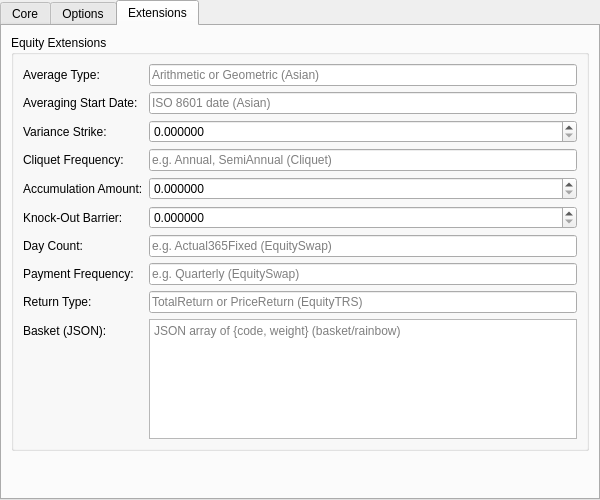
Old version of the form projects/ores.qt.trading/ui/EquityInstrumentForm.ui in the repository OreStudio/OreStudio.
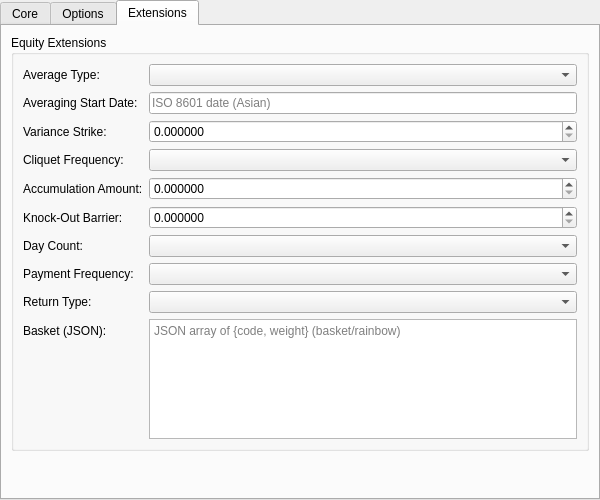
New version of the form. The open tabs and pages were chosen to show the change.

Commit message:
[qt,trading] Replace free-text fields with combo boxes in all instrument forms
Add InstrumentFormUtils with shared populate/get/set helpers for all
controlled-vocabulary fields (settlement, option type, exercise style,
day count, frequency, barrier type, etc.) across all six instrument
forms. Trade type code is now permanently read-only in all forms.

The edit to the form file:
```diff
--- a/projects/ores.qt.trading/ui/EquityInstrumentForm.ui
+++ b/projects/ores.qt.trading/ui/EquityInstrumentForm.ui
@@ -211,9 +211,7 @@
            <widget class="QLabel"><property name="text"><string>Average Type:</string></property></widget>
           </item>
           <item row="0" column="1">
-           <widget class="QLineEdit" name="averageTypeEdit">
-            <property name="placeholderText"><string>Arithmetic or Geometric (Asian)</string></property>
-           </widget>
+           <widget class="QComboBox" name="averageTypeCombo"/>
           </item>
           <item row="1" column="0">
            <widget class="QLabel"><property name="text"><string>Averaging Start Date:</string></property></widget>
@@ -238,9 +236,7 @@
            <widget class="QLabel"><property name="text"><string>Cliquet Frequency:</string></property></widget>
           </item>
           <item row="3" column="1">
-           <widget class="QLineEdit" name="cliquetFrequencyCodeEdit">
-            <property name="placeholderText"><string>e.g. Annual, SemiAnnual (Cliquet)</string></property>
-           </widget>
+           <widget class="QComboBox" name="cliquetFrequencyCombo"/>
           </item>
           <item row="4" column="0">
            <widget class="QLabel"><property name="text"><string>Accumulation Amount:</string></property></widget>
@@ -268,25 +264,19 @@
            <widget class="QLabel"><property name="text"><string>Day Count:</string></property></widget>
           </item>
           <item row="6" column="1">
-           <widget class="QLineEdit" name="dayCountCodeEdit">
-            <property name="placeholderText"><string>e.g. Actual365Fixed (EquitySwap)</string></property>
-           </widget>
+           <widget class="QComboBox" name="dayCountCombo"/>
           </item>
           <item row="7" column="0">
            <widget class="QLabel"><property name="text"><string>Payment Frequency:</string></property></widget>
           </item>
           <item row="7" column="1">
-           <widget class="QLineEdit" name="paymentFrequencyCodeEdit">
-            <property name="placeholderText"><string>e.g. Quarterly (EquitySwap)</string></property>
-           </widget>
+           <widget class="QComboBox" name="paymentFrequencyCombo"/>
           </item>
           <item row="8" column="0">
            <widget class="QLabel"><property name="text"><string>Return Type:</string></property></widget>
           </item>
           <item row="8" column="1">
-           <widget class="QLineEdit" name="returnTypeEdit">
-            <property name="placeholderText"><string>TotalReturn or PriceReturn (EquityTRS)</string></property>
-           </widget>
+           <widget class="QComboBox" name="returnTypeCombo"/>
           </item>
           <item row="9" column="0">
            <widget class="QLabel"><property name="text"><string>Basket (JSON):</string></property></widget>
```
Left out of the diff: 16 changed lines with no effect on the pictures. The commit also changes 13 other files.
